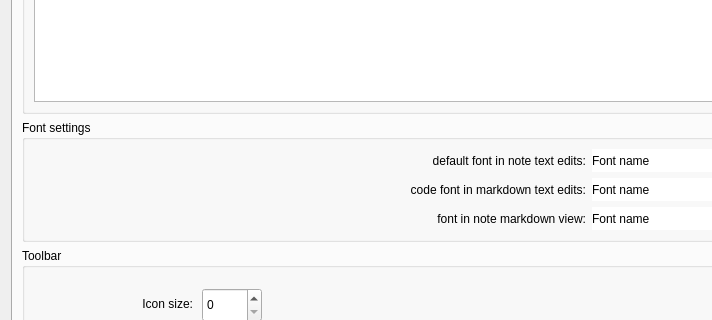
Above: src/dialogs/settingsdialog.ui from pbek/QOwnNotes before the change; both pictures show x 0 to 712 and y 233 to 553 of the 1237 by 888 pixel window. Below: the same form after it.
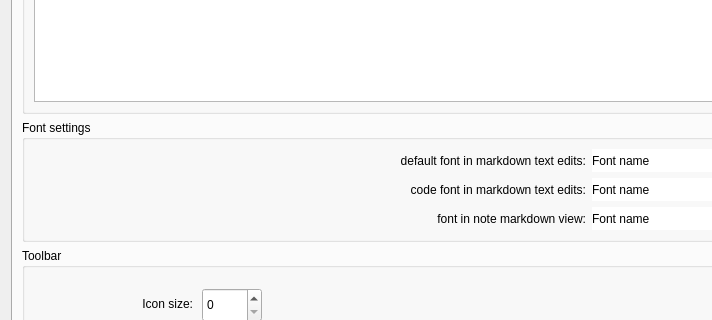
That is the form after the change. Icons and pictures are not drawn. Custom widgets are drawn as their Qt base class.

Patch:
```diff
--- a/src/dialogs/settingsdialog.ui
+++ b/src/dialogs/settingsdialog.ui
@@ -745,7 +745,7 @@
               <item row="0" column="0">
                <widget class="QLabel" name="noteTextEditFontHeadlineLabel">
                 <property name="text">
-                 <string>default font in note text edits:</string>
+                 <string>default font in markdown text edits:</string>
                 </property>
                 <property name="alignment">
                  <set>Qt::AlignRight|Qt::AlignTrailing|Qt::AlignVCenter</set>
```
Left out of the diff: 35 changed lines with no effect on the pictures.
